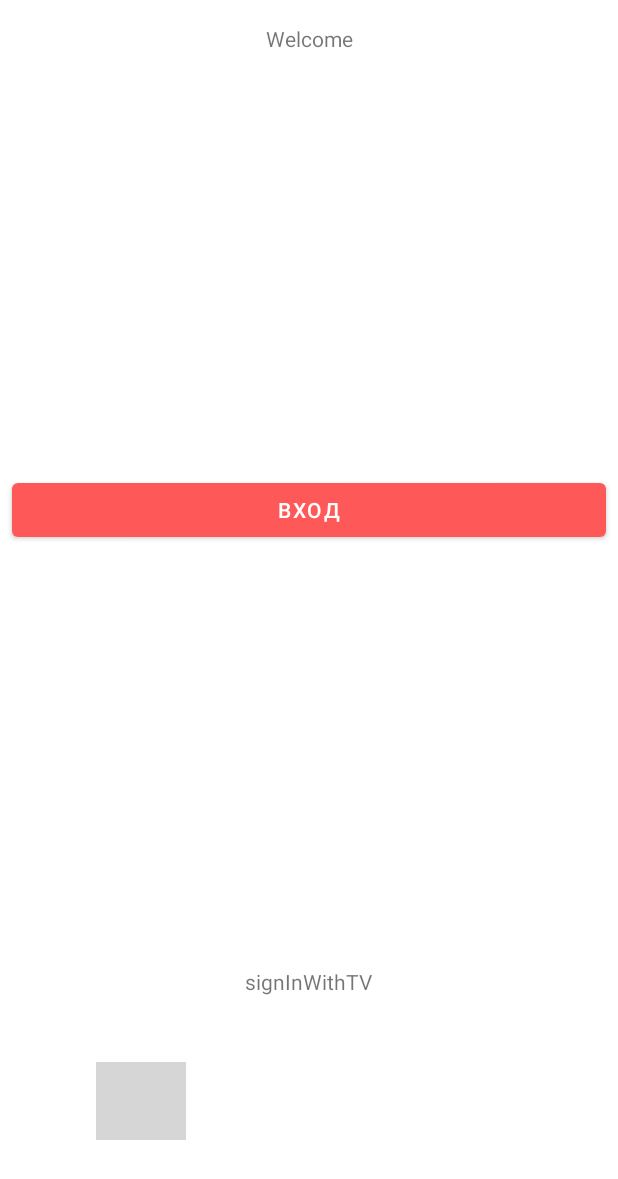
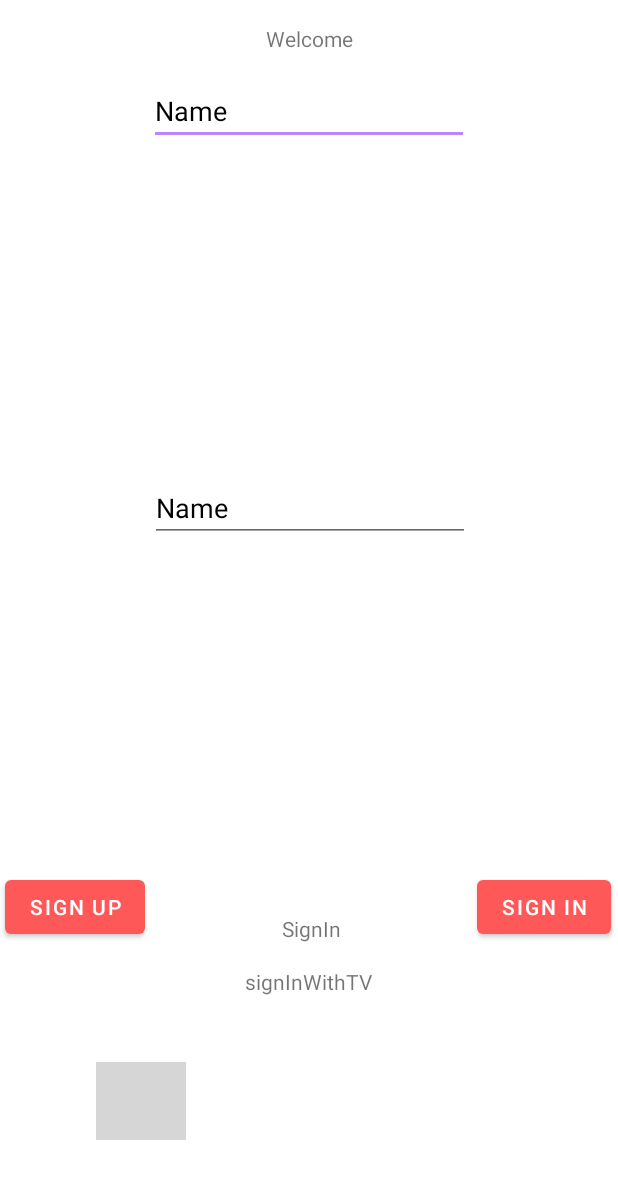
Before and after one commit to MAKS125X/FitHelper, an Android app: the screen it shows after launch (FirebaseUIActivity before the commit, AuthenticationActivity after it), on a phone screen of 412 x 824 dp. Shown: the top 1179 px of the screen. Run offline under Robolectric (Android 15) with nearby library versions, the phone set to English and light mode, and no system bars; our stand-ins replace Firebase (no records; nobody signed in at launch, a user with empty details on screens opened directly); libraries missing offline, so code that uses them is left out: com.firebase.ui; grey boxes are pictures that could not be loaded.

Commit message:
add auth email and password fragments

```diff
--- a/app/src/main/AndroidManifest.xml
+++ b/app/src/main/AndroidManifest.xml
@@ -12,9 +12,8 @@
         <activity
             android:name=".screens.mainActivity.MainActivity"
             android:exported="false" />
-        <activity android:name=".screens.authActivity.AuthActivity" />
         <activity
-            android:name=".FirebaseUIActivity"
+            android:name=".screens.authenticationActivity.AuthenticationActivity"
             android:exported="true"
             android:theme="@style/Theme.FitHelper">
             <intent-filter>
--- a/app/src/main/java/com/example/fithelper/screens/authActivity/login/LoginFragment.kt
+++ /dev/null
@@ -1,72 +0,0 @@
-package com.example.fithelper.screens.authActivity.login
-
-import android.content.Context
-import android.content.Intent
-import android.os.Bundle
-import android.util.Log
-import android.view.LayoutInflater
-import android.view.View
-import android.view.ViewGroup
-import android.widget.Toast
-import androidx.activity.result.ActivityResultLauncher
-import androidx.activity.result.contract.ActivityResultContracts
-import androidx.fragment.app.Fragment
-import com.example.fithelper.databinding.FragmentLoginBinding
-import com.example.fithelper.screens.mainActivity.MainActivity
-import com.example.fithelper.services.AuthenticationService
-import com.google.android.gms.auth.api.signin.GoogleSignIn
-import com.google.android.gms.auth.api.signin.GoogleSignInClient
-import com.google.android.gms.common.api.ApiException
-import com.google.firebase.auth.GoogleAuthProvider
-import com.google.firebase.ktx.Firebase
-
-class LoginFragment : Fragment() {
-    private lateinit var binding: FragmentLoginBinding
-    private lateinit var launcher: ActivityResultLauncher<Intent>
-
-    private lateinit var googleSignInClient: GoogleSignInClient
-
-    override fun onAttach(context: Context) {
-        super.onAttach(context)
-        //googleSignInClient = AuthenticationService.getGoogleSignInClient(requireActivity())
-    }
-    override fun onCreateView(
-        inflater: LayoutInflater, container: ViewGroup?,
-        savedInstanceState: Bundle?
-    ): View {
-        binding = FragmentLoginBinding.inflate(inflater)
-        return binding.root
-    }
-
-    override fun onViewCreated(view: View, savedInstanceState: Bundle?) {
-        super.onViewCreated(view, savedInstanceState)
-
-        launcher =
-            registerForActivityResult(ActivityResultContracts.StartActivityForResult()) { result ->
-                val accountTask = GoogleSignIn.getSignedInAccountFromIntent(result.data)
-          //      try {
-          //          val account = accountTask.getResult(ApiException::class.java)
-          //          AuthenticationService.signInWithGoogleAccount(account)
-          //              .addOnSuccessListener { authResult ->
-          //                  val message =
-          //                      if (authResult.additionalUserInfo!!.isNewUser) "Account created" else "SignIn Success"
-//
-          //                  Toast.makeText(requireContext(), message, Toast.LENGTH_SHORT).show()
-//
-          //                  val intent = Intent(context, MainActivity::class.java)
-          //                  startActivity(intent)
-          //                  requireActivity().finish()
-          //              }
-          //              .addOnFailureListener { e ->
-          //                  Log.e("AUTH", e.message.toString())
-          //              }
-          //      } catch (e: ApiException) {
-          //          Toast.makeText(requireContext(), e.localizedMessage?.toString(), Toast.LENGTH_SHORT).show()
-          //      }
-            }
-
-        binding.accountButton.setOnClickListener {
-            launcher.launch(googleSignInClient.signInIntent)
-        }
-    }
-}
--- a/app/src/main/java/com/example/fithelper/FirebaseUIActivity.kt
+++ b/app/src/main/java/com/example/fithelper/screens/authenticationActivity/AuthenticationActivity.kt
@@ -1,4 +1,4 @@
-package com.example.fithelper
+package com.example.fithelper.screens.authenticationActivity
 
 import android.content.Intent
 import android.os.Bundle
@@ -10,7 +10,7 @@ import com.example.fithelper.services.AuthenticationService
 import com.firebase.ui.auth.AuthUI
 import com.firebase.ui.auth.FirebaseAuthUIActivityResultContract
 
-class FirebaseUIActivity : AppCompatActivity() {
+class AuthenticationActivity : AppCompatActivity() {
     private val signInLauncher = registerForActivityResult(
         FirebaseAuthUIActivityResultContract()
     ) { res ->
@@ -19,7 +19,7 @@ class FirebaseUIActivity : AppCompatActivity() {
         } else {
             Toast.makeText(
                 this,
-                res.idpResponse?.error?.message.toString(), // "Please try again"
+                "Please try again",
                 Toast.LENGTH_SHORT
             ).show()
         }
--- /dev/null
+++ b/app/src/main/java/com/example/fithelper/screens/authenticationActivity/signIn/SignInFragment.kt
@@ -0,0 +1,49 @@
+package com.example.fithelper.screens.authenticationActivity.signIn
+
+import android.content.Intent
+import android.os.Bundle
+import androidx.fragment.app.Fragment
+import android.view.LayoutInflater
+import android.view.View
+import android.view.ViewGroup
+import android.widget.Toast
+import androidx.navigation.fragment.findNavController
+import com.example.fithelper.databinding.FragmentSignInBinding
+import com.example.fithelper.screens.mainActivity.MainActivity
+import com.example.fithelper.services.AuthenticationService
+
+class SignInFragment : Fragment() {
+    private lateinit var binding: FragmentSignInBinding
+
+    override fun onCreateView(
+        inflater: LayoutInflater, container: ViewGroup?,
+        savedInstanceState: Bundle?
+    ): View {
+        binding = FragmentSignInBinding.inflate(inflater)
+        return binding.root
+    }
+
+    override fun onViewCreated(view: View, savedInstanceState: Bundle?) {
+        super.onViewCreated(view, savedInstanceState)
+
+        binding.signInConfirmBTN.setOnClickListener {
+            val email = binding.emailSignUpET.text.toString()
+            val password = binding.passwordSignUpET.text.toString()
+
+            AuthenticationService.signInWithEmailAndPassword(email, password)
+                .addOnSuccessListener {
+                    val intent = Intent(requireContext(), MainActivity::class.java)
+                    startActivity(intent)
+                    requireActivity().finish()
+                }
+                .addOnFailureListener {
+                    Toast.makeText(requireContext(), it.message.toString(), Toast.LENGTH_SHORT).show()
+                }
+        }
+
+        binding.signUpBTN.setOnClickListener {
+            val action = SignInFragmentDirections.actionSignInFragmentToSignUpFragment()
+            findNavController().navigate(action)
+        }
+    }
+}
--- a/app/src/main/java/com/example/fithelper/screens/mainActivity/MainActivity.kt
+++ b/app/src/main/java/com/example/fithelper/screens/mainActivity/MainActivity.kt
@@ -8,9 +8,8 @@ import androidx.navigation.findNavController
 import androidx.navigation.ui.setupWithNavController
 import com.example.fithelper.R
 import com.example.fithelper.databinding.ActivityMainBinding
-import com.example.fithelper.screens.authActivity.AuthActivity
+import com.example.fithelper.screens.authenticationActivity.AuthenticationActivity
 import com.example.fithelper.services.AuthenticationService
-import com.example.fithelper.services.UserService
 import com.firebase.ui.auth.FirebaseAuthUIActivityResultContract
 
 class MainActivity : AppCompatActivity() {
@@ -23,7 +22,7 @@ class MainActivity : AppCompatActivity() {
 
     override fun onCreate(savedInstanceState: Bundle?) {
         if (!AuthenticationService.userIsAuthorized()) {
-            val intent = Intent(this, AuthActivity::class.java)
+            val intent = Intent(this, AuthenticationActivity::class.java)
             startActivity(intent)
             finish()
         }
--- a/app/src/main/java/com/example/fithelper/screens/mainActivity/profile/profile/ProfileFragment.kt
+++ b/app/src/main/java/com/example/fithelper/screens/mainActivity/profile/profile/ProfileFragment.kt
@@ -6,10 +6,8 @@ import android.view.LayoutInflater
 import android.view.View
 import android.view.ViewGroup
 import androidx.fragment.app.Fragment
-import com.example.fithelper.FirebaseUIActivity
-import com.example.fithelper.services.UserService
+import com.example.fithelper.screens.authenticationActivity.AuthenticationActivity
 import com.example.fithelper.databinding.FragmentProfileBinding
-import com.example.fithelper.screens.authActivity.AuthActivity
 import com.example.fithelper.services.AuthenticationService
 
 class ProfileFragment : Fragment() {
@@ -28,7 +26,7 @@ class ProfileFragment : Fragment() {
 
         binding.logoutButton.setOnClickListener {
             AuthenticationService.signOut(requireContext())
-            val i = Intent(context, FirebaseUIActivity::class.java)
+            val i = Intent(requireContext(), AuthenticationActivity::class.java)
             startActivity(i)
             requireActivity().finish()
         }
--- a/app/src/main/res/layout/activity_firebase.xml
+++ b/app/src/main/res/layout/activity_firebase.xml
@@ -4,7 +4,7 @@
     xmlns:tools="http://schemas.android.com/tools"
     android:layout_width="match_parent"
     android:layout_height="match_parent"
-    tools:context=".FirebaseUIActivity">
+    tools:context=".screens.authenticationActivity.AuthenticationActivity">
 
     <fragment
         android:id="@+id/holder"
--- /dev/null
+++ b/app/src/main/res/layout/fragment_sign_in.xml
@@ -0,0 +1,64 @@
+<?xml version="1.0" encoding="utf-8"?>
+<FrameLayout xmlns:android="http://schemas.android.com/apk/res/android"
+    xmlns:app="http://schemas.android.com/apk/res-auto"
+    xmlns:tools="http://schemas.android.com/tools"
+    android:layout_width="match_parent"
+    android:layout_height="match_parent"
+    tools:context=".screens.authenticationActivity.signIn.SignInFragment">
+
+    <androidx.constraintlayout.widget.ConstraintLayout
+        android:layout_width="match_parent"
+        android:layout_height="match_parent">
+
+        <EditText
+            android:id="@+id/emailSignUpET"
+            android:layout_width="wrap_content"
+            android:layout_height="wrap_content"
+            android:ems="10"
+            android:inputType="textPersonName"
+            android:text="Name"
+            app:layout_constraintEnd_toEndOf="parent"
+            app:layout_constraintStart_toStartOf="parent"
+            app:layout_constraintTop_toTopOf="parent" />
+
+        <EditText
+            android:id="@+id/passwordSignUpET"
+            android:layout_width="wrap_content"
+            android:layout_height="wrap_content"
+            android:ems="10"
+            android:inputType="textPersonName"
+            android:text="Name"
+            app:layout_constraintBottom_toTopOf="@+id/signUpBTN"
+            app:layout_constraintEnd_toEndOf="parent"
+            app:layout_constraintHorizontal_bias="0.502"
+            app:layout_constraintStart_toStartOf="parent"
+            app:layout_constraintTop_toBottomOf="@+id/emailSignUpET" />
+
+        <Button
+            android:id="@+id/signUpBTN"
+            android:layout_width="wrap_content"
+            android:layout_height="wrap_content"
+            android:text="Sign Up"
+            app:layout_constraintBottom_toBottomOf="parent"
+            app:layout_constraintEnd_toStartOf="@+id/passwordSignUpET"
+            app:layout_constraintStart_toStartOf="parent" />
+
+        <Button
+            android:id="@+id/signInConfirmBTN"
+            android:layout_width="wrap_content"
+            android:layout_height="wrap_content"
+            android:text="Sign In"
+            app:layout_constraintBottom_toBottomOf="parent"
+            app:layout_constraintEnd_toEndOf="parent"
+            app:layout_constraintStart_toEndOf="@+id/passwordSignUpET" />
+
+        <TextView
+            android:id="@+id/textView3"
+            android:layout_width="wrap_content"
+            android:layout_height="wrap_content"
+            android:text="SignIn"
+            app:layout_constraintBottom_toBottomOf="parent"
+            app:layout_constraintEnd_toStartOf="@+id/signInConfirmBTN"
+            app:layout_constraintStart_toEndOf="@+id/signUpBTN" />
+    </androidx.constraintlayout.widget.ConstraintLayout>
+</FrameLayout>
--- a/app/src/main/res/navigation/auth_graph.xml
+++ b/app/src/main/res/navigation/auth_graph.xml
@@ -1,11 +1,25 @@
 <?xml version="1.0" encoding="utf-8"?>
 <navigation xmlns:android="http://schemas.android.com/apk/res/android"
     xmlns:app="http://schemas.android.com/apk/res-auto"
+    xmlns:tools="http://schemas.android.com/tools"
     android:id="@+id/auth_graph"
-    app:startDestination="@id/loginFragment">
-
+    app:startDestination="@id/signInFragment">
     <fragment
-        android:id="@+id/loginFragment"
-        android:name="com.example.fithelper.screens.authActivity.login.LoginFragment"
-        android:label="LoginFragment" />
+        android:id="@+id/signInFragment"
+        android:name="com.example.fithelper.screens.authenticationActivity.signIn.SignInFragment"
+        android:label="fragment_sign_in"
+        tools:layout="@layout/fragment_sign_in" >
+        <action
+            android:id="@+id/action_signInFragment_to_signUpFragment"
+            app:destination="@id/signUpFragment" />
+    </fragment>
+    <fragment
+        android:id="@+id/signUpFragment"
+        android:name="com.example.fithelper.screens.authenticationActivity.signUp.SignUpFragment"
+        android:label="fragment_sign_up"
+        tools:layout="@layout/fragment_sign_up" >
+        <action
+            android:id="@+id/action_signUpFragment_to_signInFragment"
+            app:destination="@id/signInFragment" />
+    </fragment>
 </navigation>
--- a/app/src/main/res/values/strings.xml
+++ b/app/src/main/res/values/strings.xml
@@ -55,5 +55,7 @@
     <string name="confirmation_delete_workout">Вы действительно хотите удалить данную тренировку?</string>
     <string name="confirm">Да</string>
     <string name="cancel">Нет</string>
+    <!-- TODO: Remove or change this placeholder text -->
+    <string name="hello_blank_fragment">Hello blank fragment</string>
 
 </resources>
```
Also changed, not shown: app/src/main/java/com/example/fithelper/screens/authActivity/AuthActivity.kt (deleted, +0 -22 lines), app/src/main/java/com/example/fithelper/screens/authenticationActivity/signUp/SignUpFragment.kt (added, +49 -0 lines), app/src/main/java/com/example/fithelper/services/AuthenticationService.kt (+6 -4 lines), app/src/main/res/layout/activity_auth.xml (deleted, +0 -19 lines), app/src/main/res/layout/fragment_sign_up.xml (added, +66 -0 lines).
